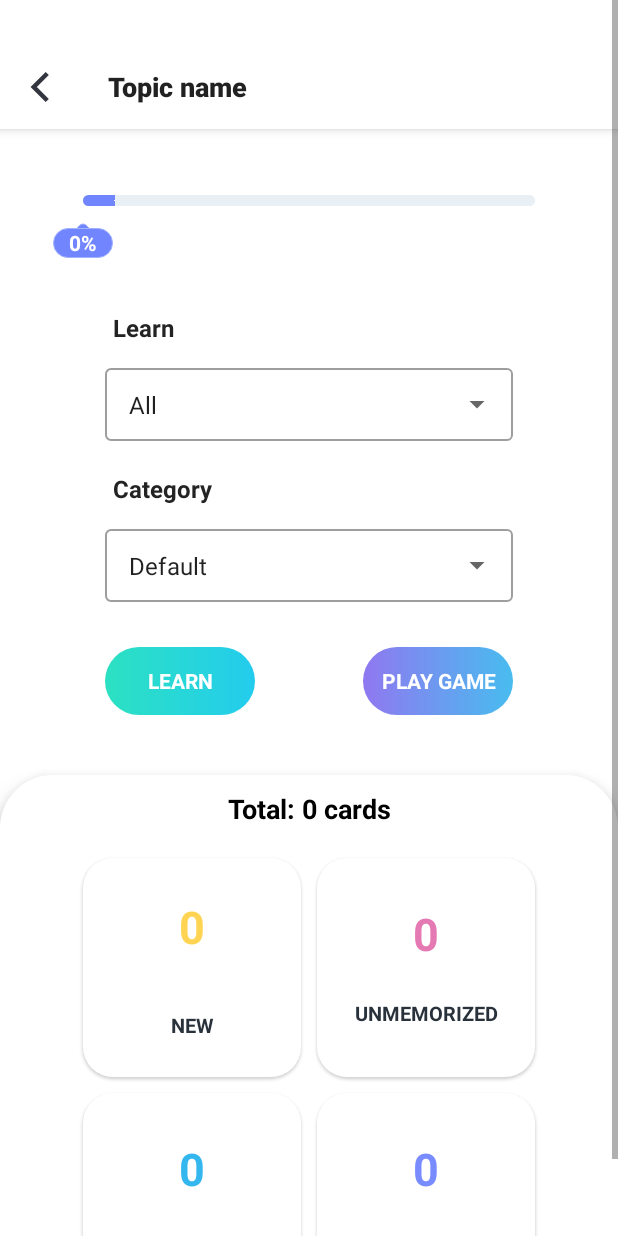
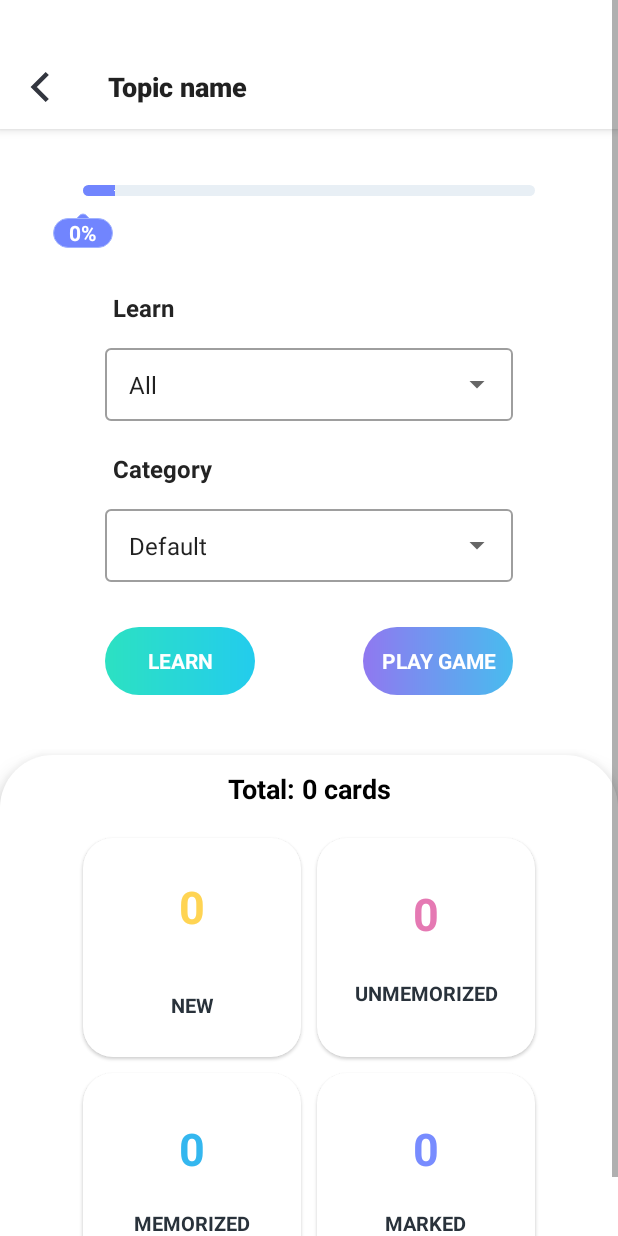
Before and after one commit to khongphaiduycuannn/Practice-for-TOEIC-Test-Rebuild, an Android app: the FlashcardStartFragment screen opened through its navigation route, on a phone screen of 412 x 824 dp. Run offline under Robolectric (Android 15) with nearby library versions, the phone set to English and light mode, and no system bars; 1 statement that could not run was skipped.

Commit message:
Update UI flashcard start vjppro.

```diff
--- a/app/src/main/res/layout/fragment_flashcard_start.xml
+++ b/app/src/main/res/layout/fragment_flashcard_start.xml
@@ -32,7 +32,7 @@
                 android:layout_width="match_parent"
                 android:layout_height="wrap_content"
                 android:layout_marginHorizontal="26dp"
-                android:layout_marginTop="30dp"
+                android:layout_marginTop="23dp"
                 app:layout_constraintEnd_toEndOf="parent"
                 app:layout_constraintStart_toStartOf="parent"
                 app:layout_constraintTop_toTopOf="parent" />
@@ -72,7 +72,7 @@
                 android:layout_width="wrap_content"
                 android:layout_height="wrap_content"
                 android:layout_marginStart="70dp"
-                android:layout_marginTop="30dp"
+                android:layout_marginTop="23dp"
                 android:padding="5dp"
                 android:text="Learn"
                 android:textColor="#232323"
```
